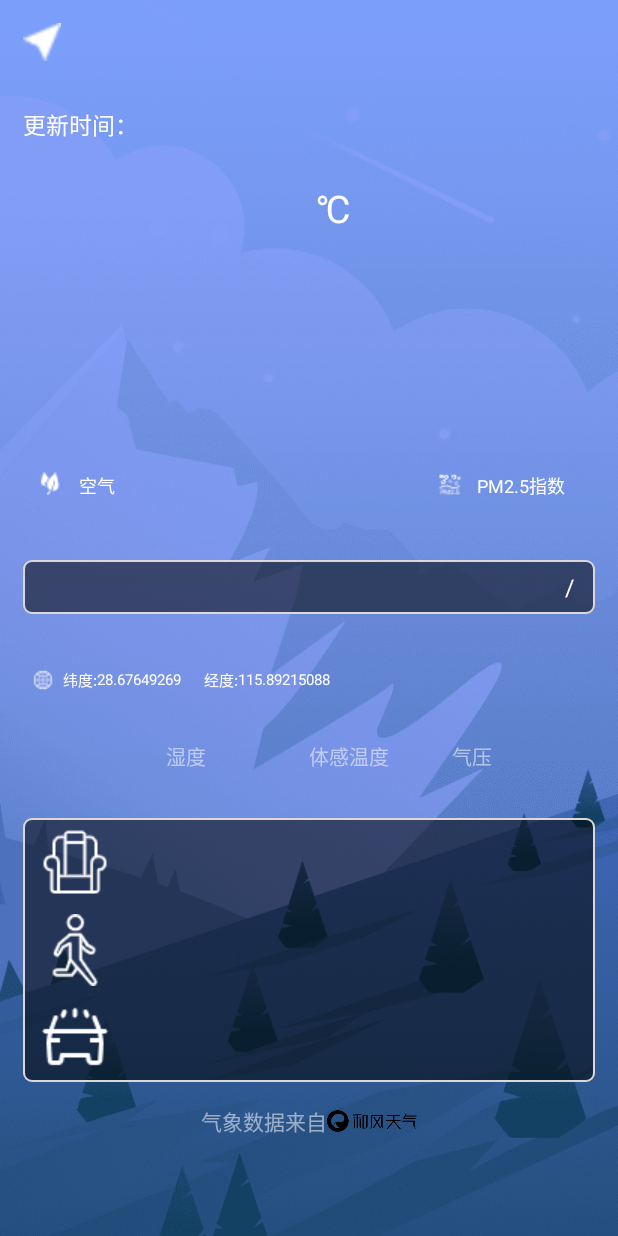
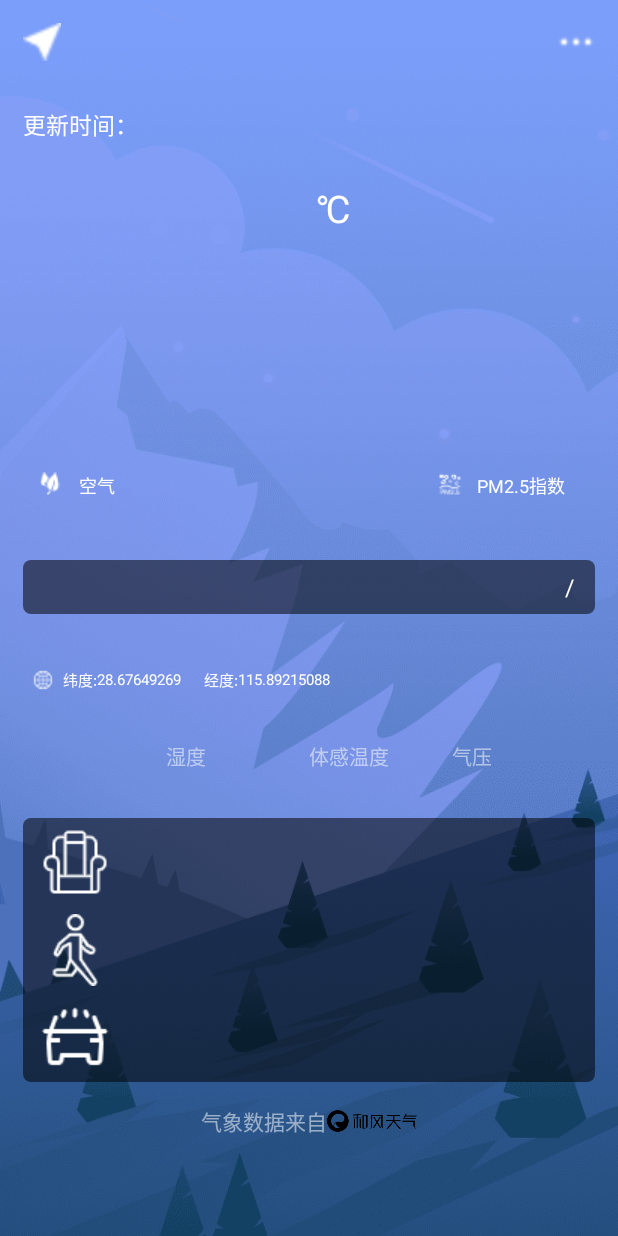
Before and after one commit to Larson-Liu/handsomeweather, an Android app: the WeatherActivity screen opened directly, with no data from a screen before it, on a phone screen of 412 x 824 dp. Run offline under Robolectric (Android 15) with nearby library versions, the phone set to English and light mode, and no system bars; libraries missing offline, so code that uses them is left out: org.litepal; pictures from the network do not load; 30 statements that could not run were skipped.

Commit message:
给自定义标题栏添加弹出式菜单，布局做了适度调整。

```diff
--- a/app/src/main/java/com/xiaoshuai/handsomeweather/WeatherActivity.java
+++ b/app/src/main/java/com/xiaoshuai/handsomeweather/WeatherActivity.java
@@ -1,10 +1,12 @@
 package com.xiaoshuai.handsomeweather;
 
+import androidx.appcompat.app.AlertDialog;
 import androidx.appcompat.app.AppCompatActivity;
 import androidx.core.view.GravityCompat;
 import androidx.drawerlayout.widget.DrawerLayout;
 import androidx.swiperefreshlayout.widget.SwipeRefreshLayout;
 
+import android.content.DialogInterface;
 import android.content.Intent;
 import android.content.SharedPreferences;
 import android.graphics.Color;
@@ -12,10 +14,13 @@ import android.os.Build;
 import android.os.Bundle;
 import android.text.TextUtils;
 import android.view.LayoutInflater;
+import android.view.Menu;
+import android.view.MenuItem;
 import android.view.View;
 import android.widget.Button;
 import android.widget.ImageView;
 import android.widget.LinearLayout;
+import android.widget.PopupMenu;
 import android.widget.ScrollView;
 import android.widget.TextView;
 import android.widget.Toast;
@@ -45,11 +50,16 @@ public class WeatherActivity extends AppCompatActivity {
     public DrawerLayout drawerLayout;
     //天气id
     private String currentWeatherId;
+    //天气数据说明
+    private String msg;
+    //应用描述
+    private final String describe = "     这是一款基于 Android 端的天气预报软件，可以查看全国各省市县，查看全国各县天气情况，手动刷新天气数据，可以切换城市，具有后台定时刷新天气数据与背景图片服务。";
 
     private ImageView backgroundImage;
     private ScrollView weatherView;
     private Button chooseAreaButton;
     private TextView cityName;
+    private Button menuButton;
     private TextView updateTime;
     private TextView tmp;
     private TextView condTxt;
@@ -104,6 +114,47 @@ public class WeatherActivity extends AppCompatActivity {
             }
         });
         cityName = (TextView)findViewById(R.id.city_name);
+        menuButton = (Button)findViewById(R.id.menu_button);
+        //将普通按钮设置为弹出式菜单
+        final PopupMenu popupMenu = new PopupMenu(this,menuButton);
+        Menu menu = popupMenu.getMenu();
+        //弹出式菜单加载菜单项
+        getMenuInflater().inflate(R.menu.main,menu);
+        menuButton.setOnClickListener(new View.OnClickListener() {
+            @Override
+            public void onClick(View view) {
+                //弹出菜单项
+                popupMenu.show();
+            }
+        });
+        //为菜单项设置点击监听器
+        popupMenu.setOnMenuItemClickListener(new PopupMenu.OnMenuItemClickListener() {
+            @Override
+            public boolean onMenuItemClick(MenuItem menuItem) {
+                switch (menuItem.getItemId()) {
+                    case R.id.about_me:
+                        /*设置弹出式对话框*/
+                        AlertDialog.Builder builder = new AlertDialog.Builder(WeatherActivity.this);
+                        builder.setTitle("说明：");
+                        builder.setCancelable(true);
+                        builder.setMessage(describe+msg);
+                        builder.setPositiveButton("知道啦", new DialogInterface.OnClickListener() {
+                            @Override
+                            public void onClick(DialogInterface dialogInterface, int i) {
+                                dialogInterface.dismiss();
+                            }
+                        });
+                        builder.show();
+                        break;
+                    case R.id.set_item:
+                        Toast.makeText(WeatherActivity.this,"该功能暂不开放，请耐心等待哦",Toast.LENGTH_SHORT).show();
+                        break;
+                    default:
+                        break;
+                }
+                return true;
+            }
+        });
         updateTime = (TextView)findViewById(R.id.update_date_text);
         tmp = (TextView)findViewById(R.id.tmp_text);
         condTxt = (TextView)findViewById(R.id.cond_txt);
@@ -204,6 +255,8 @@ public class WeatherActivity extends AppCompatActivity {
      * @param weather
      */
     private void showWeatherData(@NotNull Weather weather){
+        //显示说明信息
+        msg = weather.msg;
         //显示当前城市名
         cityName.setText(weather.basic.location);
         //显示数据更新时间
--- a/app/src/main/res/drawable/rounded_rectangle_background.xml
+++ b/app/src/main/res/drawable/rounded_rectangle_background.xml
@@ -6,7 +6,7 @@
     <!--设置边框颜色与宽度-->
     <stroke
         android:color="#DCD8D8"
-        android:width="1dp" />
+        android:width="0dp" />
     <!--设置圆角半径-->
     <corners
         android:radius="5dp" />
--- a/app/src/main/res/layout/choose_area.xml
+++ b/app/src/main/res/layout/choose_area.xml
@@ -8,7 +8,8 @@
     <RelativeLayout
         android:layout_width="match_parent"
         android:layout_height="?attr/actionBarSize"
-        android:background="?attr/colorPrimary">
+        android:background="?attr/colorPrimary"
+        android:layout_marginTop="20dp">
 
         <Button
             android:id="@+id/back_button"
--- a/app/src/main/res/layout/title.xml
+++ b/app/src/main/res/layout/title.xml
@@ -1,6 +1,7 @@
 <?xml version="1.0" encoding="utf-8"?>
 <RelativeLayout
     xmlns:android="http://schemas.android.com/apk/res/android"
+    android:id="@+id/title_layout"
     android:layout_width="match_parent"
     android:layout_height="?android:attr/actionBarSize">
 
@@ -18,5 +19,13 @@
         android:layout_centerInParent="true"
         android:textColor="#FFFFFF"
         android:textSize="30sp" />
+    <Button
+        android:id="@+id/menu_button"
+        android:layout_width="25dp"
+        android:layout_height="25dp"
+        android:background="@drawable/menu_button"
+        android:layout_alignParentRight="true"
+        android:layout_marginRight="15dp"
+        android:layout_centerVertical="true" />
 
 </RelativeLayout>
--- /dev/null
+++ b/app/src/main/res/menu/main.xml
@@ -0,0 +1,14 @@
+<?xml version="1.0" encoding="utf-8"?>
+<menu xmlns:app="http://schemas.android.com/apk/res-auto"
+    xmlns:android="http://schemas.android.com/apk/res/android">
+
+    <!--showAsAction="never"表示该项总是会以文字的形式显示在菜单按钮中-->
+    <item
+        android:id="@+id/about_me"
+        android:title="关于"
+        app:showAsAction="never" />
+    <item
+        android:id="@+id/set_item"
+        android:title="设置"
+        app:showAsAction="never" />
+</menu>
```
Also changed, not shown: app/src/main/res/drawable/menu_button.png (added).
